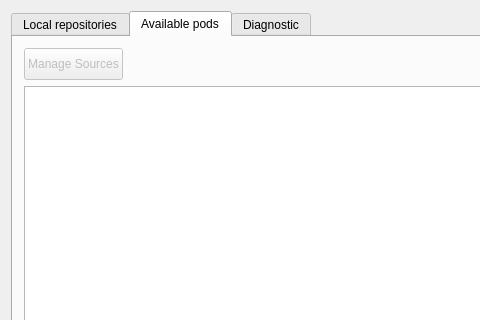
This is qt-pods-gui/mainwindow.ui in qt-pods/qt-pods as Qt 5 draws it before an edit; both pictures show x 0 to 480 and y 0 to 320 of the 723 by 600 pixel window. The edited form follows.
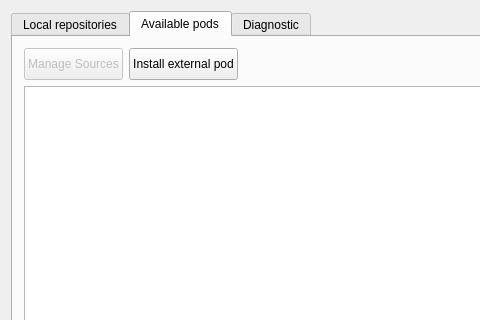
This is the edited form. The open tabs and pages were chosen to show the change. Icons and pictures are not drawn.

Commit message: Added dialog to install external pods.

Diff of the .ui file:
```diff
--- a/qt-pods-gui/mainwindow.ui
+++ b/qt-pods-gui/mainwindow.ui
@@ -311,6 +311,32 @@
             </property>
            </widget>
           </item>
+          <item>
+           <widget class="QPushButton" name="pushButtonInstallExternalPod">
+            <property name="minimumSize">
+             <size>
+              <width>0</width>
+              <height>32</height>
+             </size>
+            </property>
+            <property name="toolTip">
+             <string>Install a pod that is not provided in the sources list.</string>
+            </property>
+            <property name="text">
+             <string>Install external pod</string>
+            </property>
+            <property name="icon">
+             <iconset resource="resources.qrc">
+              <normaloff>:/icons/icons/file_new.svg</normaloff>:/icons/icons/file_new.svg</iconset>
+            </property>
+            <property name="iconSize">
+             <size>
+              <width>20</width>
+              <height>20</height>
+             </size>
+            </property>
+           </widget>
+          </item>
           <item>
            <spacer name="horizontalSpacer_3">
             <property name="orientation">
```
The commit also changes 7 other files.
